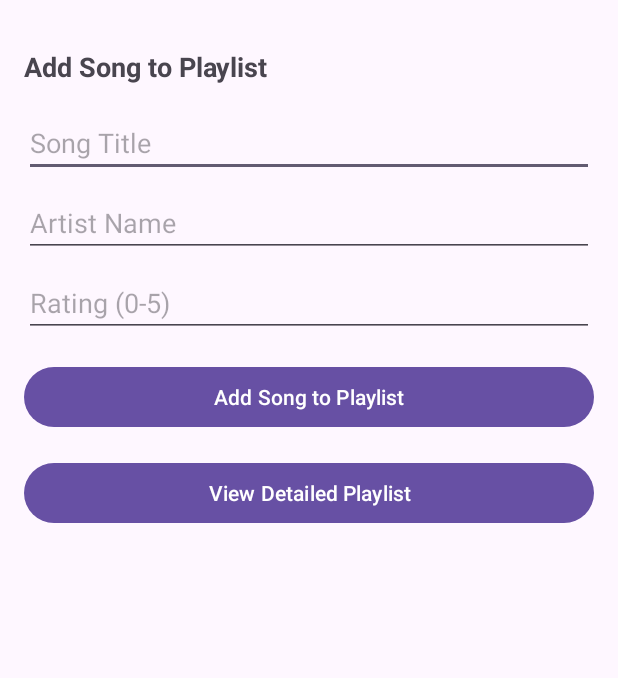
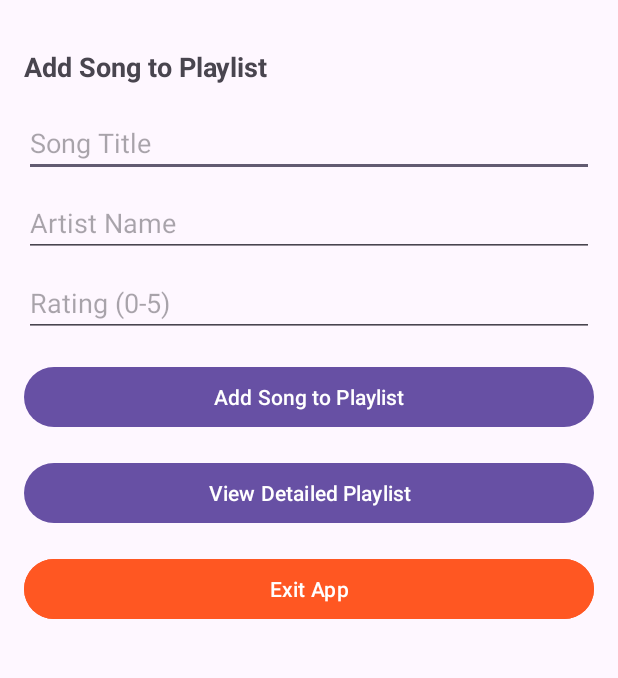
Before and after one commit to BakesTheDeveloper/My-Music-App, an Android app: the screen it shows after launch (MainActivity), on a phone screen of 412 x 824 dp, the part 73-751 px from its top. Run offline under Robolectric (Android 15) with nearby library versions, the phone set to English and light mode, and no system bars.

Commit message:
updates 👍🏽 fixes too

```diff
--- a/app/src/main/AndroidManifest.xml
+++ b/app/src/main/AndroidManifest.xml
@@ -21,6 +21,9 @@
                 <category android:name="android.intent.category.LAUNCHER" />
             </intent-filter>
         </activity>
+        <activity
+            android:name=".DetailedViewActivity"
+            android:exported="false" />
     </application>
 
 </manifest>
--- a/app/src/main/java/com/example/mymusicapp/MainActivity.kt
+++ b/app/src/main/java/com/example/mymusicapp/MainActivity.kt
@@ -15,6 +15,7 @@ class MainActivity : AppCompatActivity() {
     private lateinit var editTextRating: EditText
     private lateinit var buttonAddSong: Button
     private lateinit var buttonDetailedView: Button
+    private lateinit var buttonExit: Button
 
     companion object {
         const val MAX_SONGS = 5
@@ -29,6 +30,7 @@ class MainActivity : AppCompatActivity() {
         editTextRating = findViewById(R.id.editTextRating)
         buttonAddSong = findViewById(R.id.buttonAddSong)
         buttonDetailedView = findViewById(R.id.buttonDetailedView)
+        buttonExit = findViewById(R.id.buttonExit)
 
         // Set up add song button
         buttonAddSong.setOnClickListener {
@@ -38,6 +40,11 @@ class MainActivity : AppCompatActivity() {
         // Set up detailed view button
         buttonDetailedView.setOnClickListener {
             navigateToDetailedView()
+        }
+
+        // Set up exit button
+        buttonExit.setOnClickListener {
+            exitApp()
         }
     }
 
@@ -93,4 +100,8 @@ class MainActivity : AppCompatActivity() {
         intent.putStringArrayListExtra("playlist_data", playlistData)
         startActivity(intent)
     }
+
+    private fun exitApp() {
+        finishAffinity() // Closes all activities and exits the app
+    }
 }
--- a/app/src/main/res/layout/activity_main.xml
+++ b/app/src/main/res/layout/activity_main.xml
@@ -58,4 +58,13 @@
         android:text="View Detailed Playlist"
         android:layout_marginBottom="16dp" />
 
+    <Button
+        android:id="@+id/buttonExit"
+        android:layout_width="match_parent"
+        android:layout_height="wrap_content"
+        android:text="Exit App"
+        android:backgroundTint="#FF5722"
+        android:textColor="#FFFFFF"
+        android:layout_marginBottom="16dp" />
+
 </LinearLayout>
```
